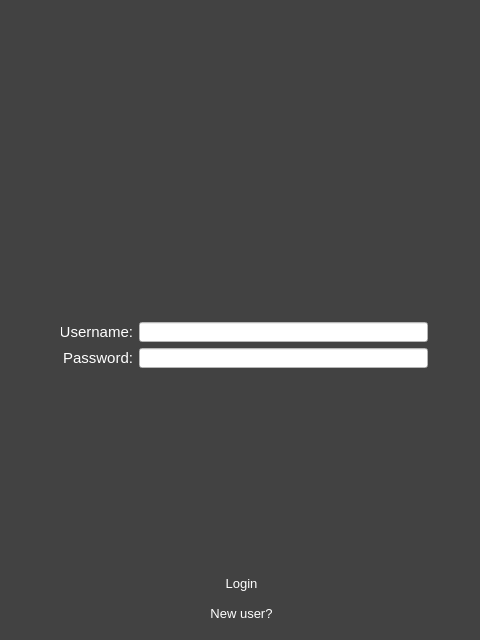
This is Source/Ventilate/VentilateClient/ventilate_login.ui in Ixirsii/Ventilate as Qt 5 draws it before an edit. The edited form follows.
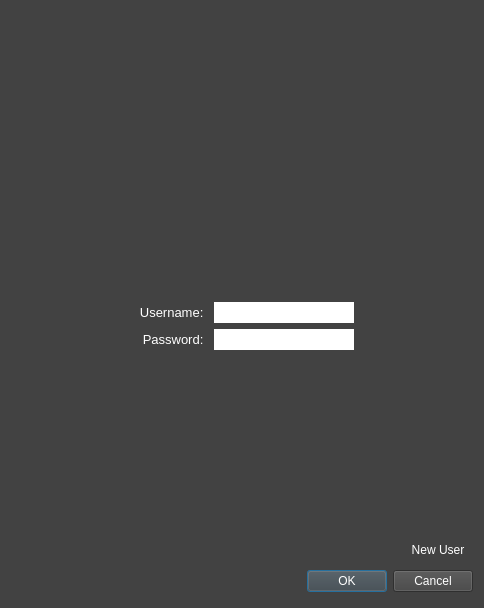
This is the edited form. Icons and pictures are not drawn.

Commit message: Merged VentilateGUI-Shell project into Ventilate project.

Diff of the .ui file:
```diff
--- a/Source/Ventilate/VentilateClient/ventilate_login.ui
+++ b/Source/Ventilate/VentilateClient/ventilate_login.ui
@@ -6,40 +6,19 @@
    <rect>
     <x>0</x>
     <y>0</y>
-    <width>480</width>
-    <height>640</height>
+    <width>484</width>
+    <height>608</height>
    </rect>
   </property>
-  <property name="minimumSize">
-   <size>
-    <width>480</width>
-    <height>640</height>
-   </size>
-  </property>
-  <property name="maximumSize">
-   <size>
-    <width>480</width>
-    <height>640</height>
-   </size>
-  </property>
   <property name="windowTitle">
-   <string>Ventilate Login</string>
-  </property>
-  <property name="autoFillBackground">
-   <bool>false</bool>
+   <string>Ventilate: Login</string>
   </property>
   <property name="styleSheet">
-   <string notr="true">background-color: rgb(66, 66, 66);</string>
+   <string notr="true">background-color:rgb(66,66,66);</string>
   </property>
-  <property name="sizeGripEnabled">
-   <bool>false</bool>
-  </property>
-  <property name="modal">
-   <bool>true</bool>
-  </property>
-  <layout class="QVBoxLayout" name="verticalLayout_2">
+  <layout class="QVBoxLayout" name="verticalLayout">
    <item>
-    <widget class="QLabel" name="lblLogo">
+    <widget class="QLabel" name="lblTitle">
      <property name="minimumSize">
       <size>
        <width>461</width>
@@ -52,10 +31,11 @@
        <height>101</height>
       </size>
      </property>
-     <property name="font">
-      <font>
-       <pointsize>48</pointsize>
-      </font>
+     <property name="baseSize">
+      <size>
+       <width>461</width>
+       <height>101</height>
+      </size>
      </property>
      <property name="styleSheet">
       <string notr="true">image: url(:/Ventilate.svg);</string>
@@ -63,48 +43,53 @@
      <property name="text">
       <string/>
      </property>
-     <property name="scaledContents">
-      <bool>true</bool>
-     </property>
-     <property name="alignment">
-      <set>Qt::AlignCenter</set>
-     </property>
-     <property name="textInteractionFlags">
-      <set>Qt::NoTextInteraction</set>
-     </property>
     </widget>
    </item>
    <item>
-    <layout class="QHBoxLayout" name="hlLoginControls">
-     <property name="sizeConstraint">
-      <enum>QLayout::SetFixedSize</enum>
+    <spacer name="vspControlsTop">
+     <property name="orientation">
+      <enum>Qt::Vertical</enum>
      </property>
-     <property name="leftMargin">
-      <number>50</number>
+     <property name="sizeHint" stdset="0">
+      <size>
+       <width>20</width>
+       <height>172</height>
+      </size>
      </property>
-     <property name="topMargin">
-      <number>200</number>
-     </property>
-     <property name="rightMargin">
-      <number>40</number>
-     </property>
+    </spacer>
+   </item>
+   <item>
+    <layout class="QHBoxLayout" name="hlUsernameLayout">
      <item>
-      <layout class="QVBoxLayout" name="vlLoginHeaders">
-       <property name="sizeConstraint">
-        <enum>QLayout::SetFixedSize</enum>
+      <spacer name="hspUsernameLeft">
+       <property name="orientation">
+        <enum>Qt::Horizontal</enum>
+       </property>
+       <property name="sizeHint" stdset="0">
+        <size>
+         <width>40</width>
+         <height>20</height>
+        </size>
+       </property>
+      </spacer>
+     </item>
+     <item>
+      <layout class="QHBoxLayout" name="hlUsernameControls">
+       <property name="spacing">
+        <number>7</number>
        </property>
        <item>
         <widget class="QLabel" name="lblUsername">
          <property name="minimumSize">
           <size>
-           <width>72</width>
-           <height>20</height>
+           <width>77</width>
+           <height>21</height>
           </size>
          </property>
          <property name="maximumSize">
           <size>
-           <width>72</width>
-           <height>20</height>
+           <width>77</width>
+           <height>21</height>
           </size>
          </property>
          <property name="baseSize">
@@ -115,75 +100,38 @@
          </property>
          <property name="font">
           <font>
-           <pointsize>11</pointsize>
+           <pointsize>10</pointsize>
           </font>
          </property>
          <property name="styleSheet">
-          <string notr="true">color: rgb(255, 255, 255);</string>
+          <string notr="true">color:rgb(255,255,255);</string>
          </property>
          <property name="text">
-          <string>Username:</string>
+          <string>Username: </string>
          </property>
-         <property name="alignment">
-          <set>Qt::AlignRight|Qt::AlignTrailing|Qt::AlignVCenter</set>
+         <property name="textFormat">
+          <enum>Qt::PlainText</enum>
          </property>
-        </widget>
-       </item>
-       <item>
-        <widget class="QLabel" name="label_2">
-         <property name="minimumSize">
-          <size>
-           <width>72</width>
-           <height>20</height>
-          </size>
+         <property name="scaledContents">
+          <bool>true</bool>
          </property>
-         <property name="maximumSize">
-          <size>
-           <width>72</width>
-           <height>20</height>
-          </size>
-         </property>
-         <property name="baseSize">
-          <size>
-           <width>72</width>
-           <height>20</height>
-          </size>
-         </property>
-         <property name="font">
-          <font>
-           <pointsize>11</pointsize>
-          </font>
-         </property>
-         <property name="styleSheet">
-          <string notr="true">color: rgb(255, 255, 255);</string>
-         </property>
-         <property name="text">
-          <string>Password:</string>
-         </property>
          <property name="alignment">
           <set>Qt::AlignRight|Qt::AlignTrailing|Qt::AlignVCenter</set>
          </property>
         </widget>
        </item>
-      </layout>
-     </item>
-     <item>
-      <layout class="QVBoxLayout" name="vlLoginFields">
-       <property name="sizeConstraint">
-        <enum>QLayout::SetFixedSize</enum>
-       </property>
        <item>
         <widget class="QLineEdit" name="lnedUsername">
          <property name="minimumSize">
           <size>
-           <width>289</width>
-           <height>20</height>
+           <width>140</width>
+           <height>21</height>
           </size>
          </property>
          <property name="maximumSize">
           <size>
-           <width>289</width>
-           <height>20</height>
+           <width>140</width>
+           <height>21</height>
           </size>
          </property>
          <property name="baseSize">
@@ -193,29 +141,111 @@
           </size>
          </property>
          <property name="styleSheet">
-          <string notr="true">background-color: rgb(255, 255, 255);
-color: rgb(0, 0, 0);</string>
+          <string notr="true">color:rgb(0,0,0);
+background-color:rgb(255,255,255);</string>
          </property>
          <property name="maxLength">
           <number>32</number>
          </property>
-         <property name="echoMode">
-          <enum>QLineEdit::Normal</enum>
-         </property>
-         <property name="cursorMoveStyle">
-          <enum>Qt::VisualMoveStyle</enum>
+         <property name="frame">
+          <bool>false</bool>
          </property>
          <property name="clearButtonEnabled">
           <bool>true</bool>
+         </property>
+        </widget>
+       </item>
+      </layout>
+     </item>
+     <item>
+      <spacer name="hspUsernameRight">
+       <property name="orientation">
+        <enum>Qt::Horizontal</enum>
+       </property>
+       <property name="sizeHint" stdset="0">
+        <size>
+         <width>40</width>
+         <height>20</height>
+        </size>
+       </property>
+      </spacer>
+     </item>
+    </layout>
+   </item>
+   <item>
+    <layout class="QHBoxLayout" name="hlPasswordLayout">
+     <item>
+      <spacer name="hspPasswordLeft">
+       <property name="orientation">
+        <enum>Qt::Horizontal</enum>
+       </property>
+       <property name="sizeHint" stdset="0">
+        <size>
+         <width>40</width>
+         <height>20</height>
+        </size>
+       </property>
+      </spacer>
+     </item>
+     <item>
+      <layout class="QHBoxLayout" name="hlPasswordControls">
+       <property name="spacing">
+        <number>7</number>
+       </property>
+       <item>
+        <widget class="QLabel" name="lblPassword">
+         <property name="minimumSize">
+          <size>
+           <width>77</width>
+           <height>21</height>
+          </size>
+         </property>
+         <property name="maximumSize">
+          <size>
+           <width>77</width>
+           <height>21</height>
+          </size>
+         </property>
+         <property name="baseSize">
+          <size>
+           <width>77</width>
+           <height>21</height>
+          </size>
+         </property>
+         <property name="font">
+          <font>
+           <pointsize>10</pointsize>
+          </font>
+         </property>
+         <property name="styleSheet">
+          <string notr="true">color:rgb(255,255,255);</string>
+         </property>
+         <property name="text">
+          <string>Password: </string>
+         </property>
+         <property name="textFormat">
+          <enum>Qt::PlainText</enum>
+         </property>
+         <property name="scaledContents">
+          <bool>true</bool>
+         </property>
+         <property name="alignment">
+          <set>Qt::AlignRight|Qt::AlignTrailing|Qt::AlignVCenter</set>
          </property>
         </widget>
        </item>
        <item>
         <widget class="QLineEdit" name="lnedPassword">
+         <property name="minimumSize">
+          <size>
+           <width>140</width>
+           <height>21</height>
+          </size>
+         </property>
          <property name="maximumSize">
           <size>
-           <width>289</width>
-           <height>20</height>
+           <width>140</width>
+           <height>21</height>
           </size>
          </property>
          <property name="baseSize">
@@ -225,15 +255,21 @@
           </size>
          </property>
          <property name="styleSheet">
-          <string notr="true">background-color: rgb(255, 255, 255);
-color: rgb(0, 0, 0);</string>
+          <string notr="true">color:rgb(0,0,0);
+background-color:rgb(255,255,255);</string>
          </property>
          <property name="maxLength">
-          <number>32</number>
+          <number>64</number>
+         </property>
+         <property name="frame">
+          <bool>false</bool>
          </property>
          <property name="echoMode">
           <enum>QLineEdit::Password</enum>
          </property>
+         <property name="placeholderText">
+          <string/>
+         </property>
          <property name="clearButtonEnabled">
           <bool>true</bool>
          </property>
@@ -241,79 +277,61 @@
        </item>
       </layout>
      </item>
+     <item>
+      <spacer name="hspPasswordRight">
+       <property name="orientation">
+        <enum>Qt::Horizontal</enum>
+       </property>
+       <property name="sizeHint" stdset="0">
+        <size>
+         <width>40</width>
+         <height>20</height>
+        </size>
+       </property>
+      </spacer>
+     </item>
     </layout>
    </item>
    <item>
-    <layout class="QVBoxLayout" name="verticalLayout">
-     <property name="sizeConstraint">
-      <enum>QLayout::SetFixedSize</enum>
+    <spacer name="vspControlsBottom">
+     <property name="orientation">
+      <enum>Qt::Vertical</enum>
      </property>
-     <property name="leftMargin">
-      <number>181</number>
+     <property name="sizeHint" stdset="0">
+      <size>
+       <width>20</width>
+       <height>171</height>
+      </size>
      </property>
-     <property name="topMargin">
-      <number>195</number>
-     </property>
-     <property name="rightMargin">
-      <number>100</number>
-     </property>
+    </spacer>
+   </item>
+   <item>
+    <layout class="QHBoxLayout" name="hlNewUserLayout">
      <item>
-      <widget class="QPushButton" name="btnLogin">
-       <property name="minimumSize">
-        <size>
-         <width>99</width>
-         <height>24</height>
-        </size>
+      <spacer name="hspNewUser">
+       <property name="orientation">
+        <enum>Qt::Horizontal</enum>
        </property>
-       <property name="maximumSize">
+       <property name="sizeHint" stdset="0">
         <size>
-         <width>99</width>
-         <height>24</height>
+         <width>40</width>
+         <height>20</height>
         </size>
        </property>
-       <property name="sizeIncrement">
-        <size>
-         <width>0</width>
-         <height>0</height>
-        </size>
-       </property>
-       <property name="baseSize">
-        <size>
-         <width>99</width>
-         <height>24</height>
-        </size>
-       </property>
-       <property name="font">
-        <font>
-         <pointsize>10</pointsize>
-        </font>
-       </property>
-       <property name="styleSheet">
-        <string notr="true">color: rgb(255, 255, 255);</string>
-       </property>
-       <property name="text">
-        <string>Login</string>
-       </property>
-       <property name="autoDefault">
-        <bool>false</bool>
-       </property>
-       <property name="flat">
-        <bool>true</bool>
-       </property>
-      </widget>
+      </spacer>
      </item>
      <item>
       <widget class="QPushButton" name="btnNewUser">
        <property name="minimumSize">
         <size>
-         <width>99</width>
-         <height>24</height>
+         <width>70</width>
+         <height>21</height>
         </size>
        </property>
        <property name="maximumSize">
         <size>
-         <width>99</width>
-         <height>24</height>
+         <width>70</width>
+         <height>21</height>
         </size>
        </property>
        <property name="baseSize">
@@ -322,19 +340,11 @@
          <height>24</height>
         </size>
        </property>
-       <property name="font">
-        <font>
-         <pointsize>10</pointsize>
-        </font>
-       </property>
        <property name="styleSheet">
-        <string notr="true">color: rgb(255, 255, 255);</string>
+        <string notr="true">color:rgb(255,255,255);</string>
        </property>
        <property name="text">
-        <string>New user?</string>
-       </property>
-       <property name="autoDefault">
-        <bool>false</bool>
+        <string>New User</string>
        </property>
        <property name="flat">
         <bool>true</bool>
@@ -343,6 +353,35 @@
      </item>
     </layout>
    </item>
+   <item>
+    <widget class="QDialogButtonBox" name="buttonBox">
+     <property name="minimumSize">
+      <size>
+       <width>0</width>
+       <height>31</height>
+      </size>
+     </property>
+     <property name="maximumSize">
+      <size>
+       <width>16777215</width>
+       <height>31</height>
+      </size>
+     </property>
+     <property name="styleSheet">
+      <string notr="true">background-color: rgb(66, 66, 66);
+color: rgb(255, 255, 255);</string>
+     </property>
+     <property name="locale">
+      <locale language="English" country="UnitedStates"/>
+     </property>
+     <property name="orientation">
+      <enum>Qt::Horizontal</enum>
+     </property>
+     <property name="standardButtons">
+      <set>QDialogButtonBox::Cancel|QDialogButtonBox::Ok</set>
+     </property>
+    </widget>
+   </item>
   </layout>
  </widget>
  <resources/>
```
Left out of the diff: 59 changed lines with no effect on the pictures. The commit also changes 51 other files.
